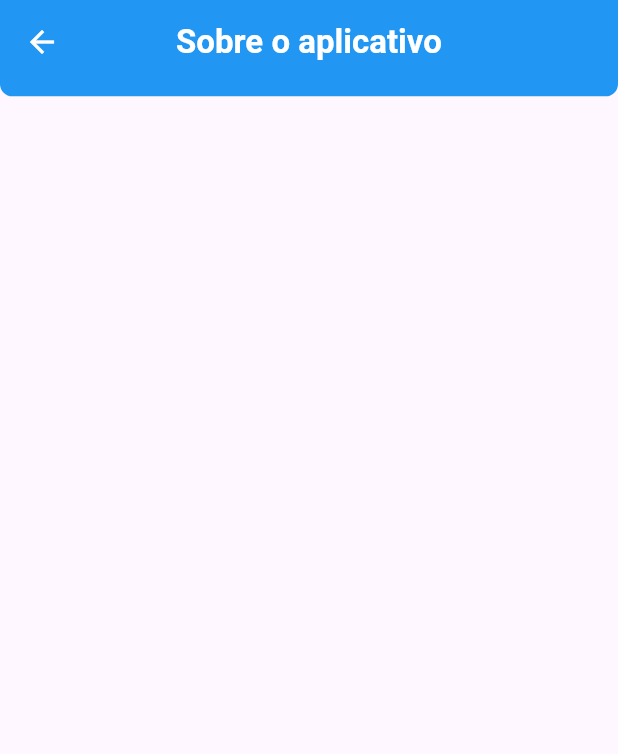
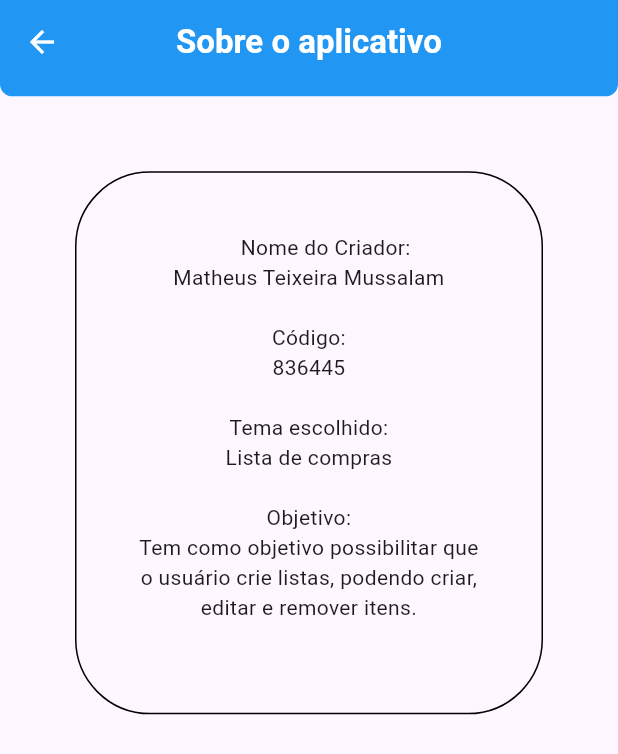
Before and after one commit to mussa010/Lista-de-compras-flutter-e-SQLite, a Flutter app: the AboutApp screen opened by its route, on a phone screen of 412 x 824 dp. Shown: the top 754 px of the screen. Run offline on Flutter 3.47's test engine with Material 3 defaults, Android fonts, the phone set to English and light mode, and no system bars; our stand-ins replace sqflite; accounts and stored records are empty.

Commit message:
lista de compras

```diff
--- a/lib/database/userDAO.dart
+++ b/lib/database/userDAO.dart
@@ -1,3 +1,5 @@
+// ignore_for_file: file_names
+
 import '../model/user.dart';
 import 'package:sqflite/sqflite.dart';
 import '../database/script.dart';
--- a/lib/view/aboutApp.dart
+++ b/lib/view/aboutApp.dart
@@ -5,6 +5,10 @@ class AboutApp extends StatelessWidget {
 
   @override
   Widget build(BuildContext context) {
+    const  String about = '''
+      Nome do Criador:\nMatheus Teixeira Mussalam\n\nCódigo:\n836445\n\nTema escolhido:\nLista de compras\n\nObjetivo:\nTem como objetivo possibilitar que o usuário crie listas, podendo criar, editar e remover itens.
+    ''';
+
     return Scaffold(
       appBar: AppBar(
         centerTitle: true,
@@ -24,7 +28,7 @@ class AboutApp extends StatelessWidget {
           ),
           backgroundColor: Colors.blue,
         ),
-        body: Column(children: [
+        body: SingleChildScrollView(child: Column(children: [
           Container(
             height: MediaQuery.of(context).size.height * 0.01,
             width: MediaQuery.of(context).size.width,
@@ -33,10 +37,17 @@ class AboutApp extends StatelessWidget {
               borderRadius: BorderRadius.vertical(bottom: Radius.circular(50))
             ),
           ),
-          const SingleChildScrollView(
-            child: Padding(padding: EdgeInsets.all(50)),
-          )
-        ],),
+          Padding(
+            padding: const EdgeInsets.all(50),
+            child: Container(
+              padding: const EdgeInsets.all(40),
+              decoration: BoxDecoration(
+                border: Border.all(color: Colors.black),
+                borderRadius: BorderRadius.circular(50)),
+              child: const Text(about,textAlign: TextAlign.center),
+            ),
+          ),
+        ],))
     );
   }
 }
```
Also changed, not shown: pubspec.lock.
